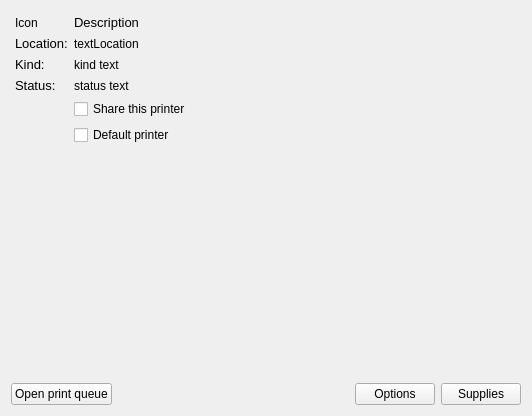
Before: the Qt Designer form printer-manager-kcm/PrinterDescription.ui in KDE/print-manager, drawn with Qt 5.
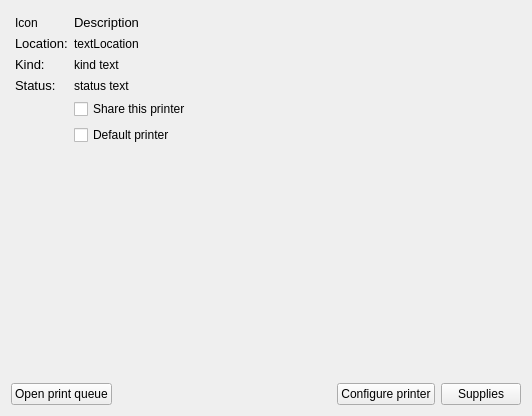
After: the same form once the commit is applied.

Commit message: We are able to share printers now...

Diff of the .ui file:
```diff
--- a/printer-manager-kcm/PrinterDescription.ui
+++ b/printer-manager-kcm/PrinterDescription.ui
@@ -64,7 +64,7 @@
         </sizepolicy>
        </property>
        <property name="text">
-        <string>Options</string>
+        <string>Configure printer</string>
        </property>
       </widget>
      </item>
```
The commit also changes 7 other files.
